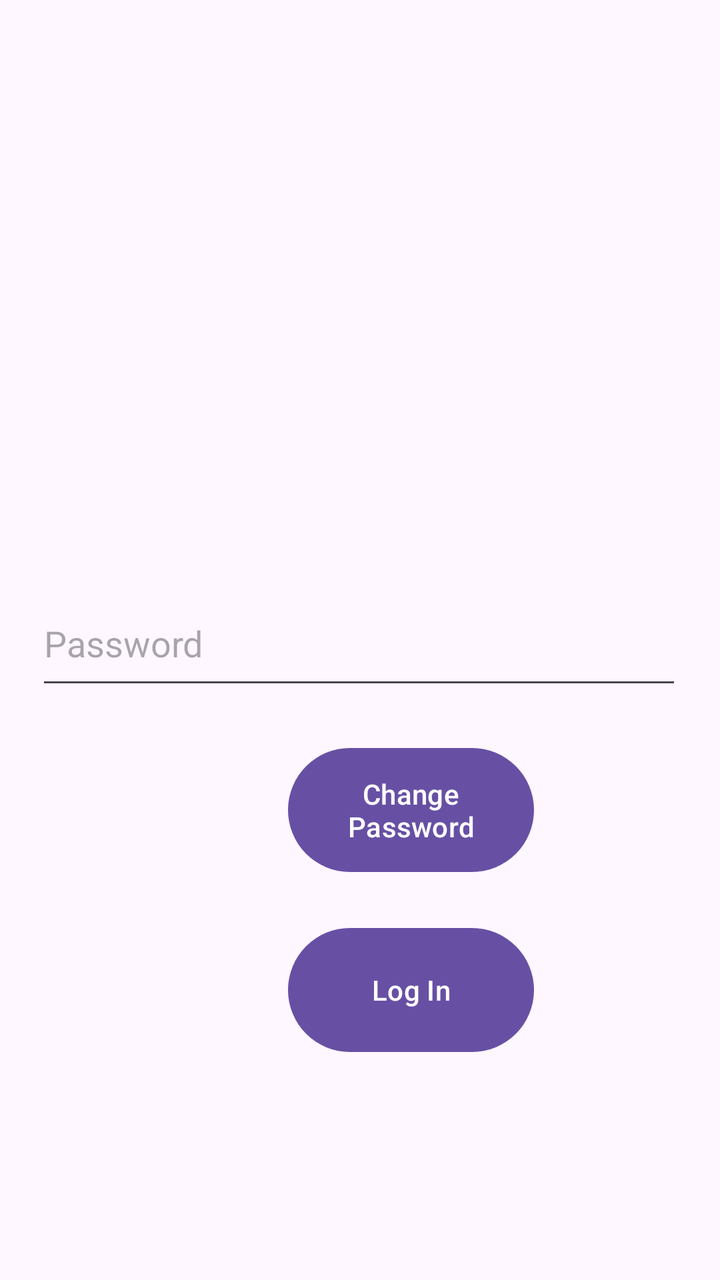
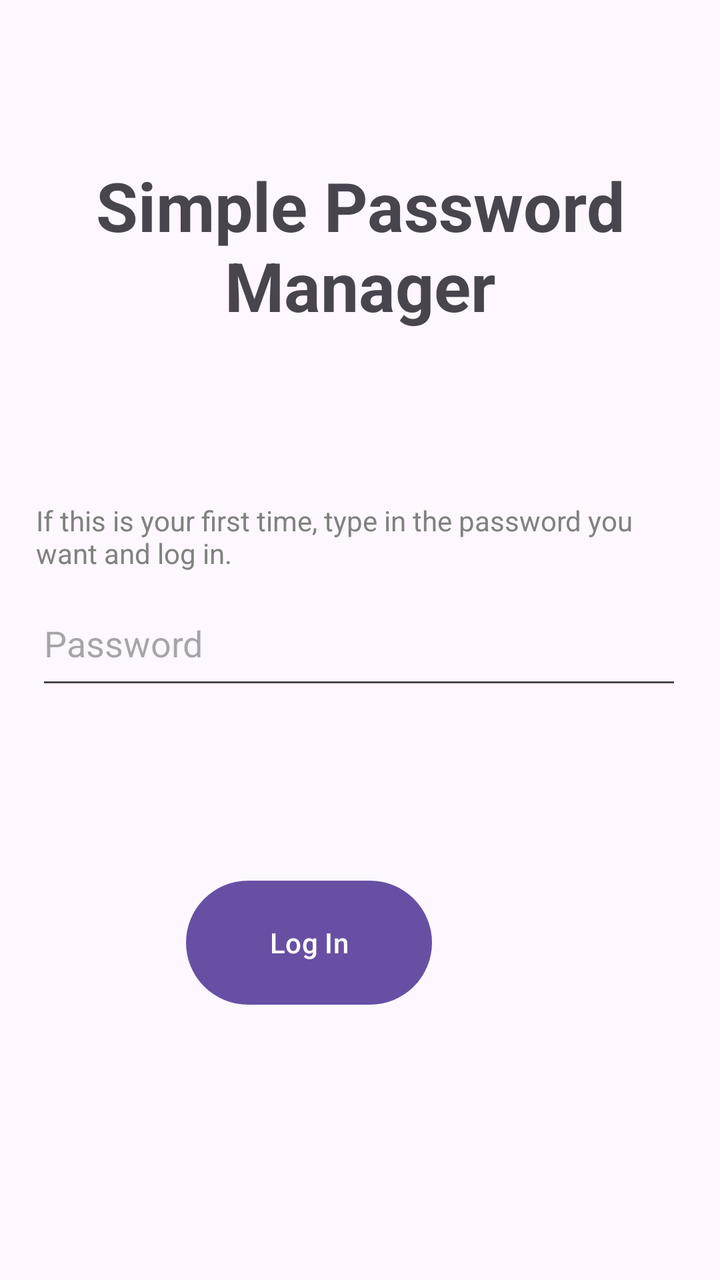

An Android layout rendered at two revisions. The XML below is the earlier revision; the diff shows what the commit changed to produce the second picture.
<!-- AndroidManifest.xml: application theme Theme.PasswordManager -->
<!-- res/layout/activity_main.xml -->
<?xml version="1.0" encoding="utf-8"?>
<androidx.constraintlayout.widget.ConstraintLayout xmlns:android="http://schemas.android.com/apk/res/android"
    xmlns:app="http://schemas.android.com/apk/res-auto"
    xmlns:tools="http://schemas.android.com/tools"
    android:id="@+id/mainLoginPageUsernameTextView"
    android:layout_width="match_parent"
    android:layout_height="match_parent"
    tools:context=".MainActivity">

    <EditText
        android:id="@+id/mainActivityPasswordEditText"
        android:layout_width="323dp"
        android:layout_height="59dp"
        android:layout_marginStart="100dp"
        android:layout_marginEnd="101dp"
        android:ems="10"
        android:hint="Password"
        android:inputType="textPassword"
        app:layout_constraintBottom_toBottomOf="parent"
        app:layout_constraintEnd_toEndOf="parent"
        app:layout_constraintStart_toStartOf="parent"
        app:layout_constraintTop_toTopOf="parent" />

    <Button
        android:id="@+id/mainActivityLoginButton"
        android:layout_width="123dp"
        android:layout_height="70dp"
        android:layout_marginStart="144dp"
        android:layout_marginEnd="144dp"
        android:text="Log In"
        app:layout_constraintBottom_toBottomOf="parent"
        app:layout_constraintEnd_toEndOf="parent"
        app:layout_constraintHorizontal_bias="0.0"
        app:layout_constraintStart_toStartOf="parent"
        app:layout_constraintTop_toBottomOf="@+id/mainActivityPasswordEditText" />

    <Button
        android:id="@+id/mainActivityLoginButton2"
        android:layout_width="123dp"
        android:layout_height="70dp"
        android:layout_marginStart="144dp"
        android:layout_marginEnd="144dp"
        android:text="Change Password"
        app:layout_constraintBottom_toTopOf="@+id/mainActivityLoginButton"
        app:layout_constraintEnd_toEndOf="parent"
        app:layout_constraintHorizontal_bias="0.0"
        app:layout_constraintStart_toStartOf="parent"
        app:layout_constraintTop_toBottomOf="@+id/mainActivityPasswordEditText" />
</androidx.constraintlayout.widget.ConstraintLayout>
<!-- resources referenced by this layout -->
<resources>
  <style name="Theme.PasswordManager" parent="Base.Theme.PasswordManager" />
  <style name="Base.Theme.PasswordManager" parent="Theme.Material3.DayNight.NoActionBar">
          
          
      </style>
</resources>

<!-- the commit's change to res/layout/activity_main.xml (unified diff, before → after) -->
@@ -30,20 +30,33 @@
         android:text="Log In"
         app:layout_constraintBottom_toBottomOf="parent"
         app:layout_constraintEnd_toEndOf="parent"
+        app:layout_constraintHorizontal_bias="1.0"
+        app:layout_constraintStart_toStartOf="parent"
+        app:layout_constraintTop_toBottomOf="@+id/mainActivityPasswordEditText"
+        app:layout_constraintVertical_bias="0.394" />
+
+    <TextView
+        android:id="@+id/mainActivityNotice"
+        android:layout_width="323dp"
+        android:layout_height="36dp"
+        android:layout_marginBottom="4dp"
+        android:text="If this is your first time, type in the password you want and log in."
+        android:textColor="#818181"
+        app:layout_constraintBottom_toTopOf="@+id/mainActivityPasswordEditText"
+        app:layout_constraintEnd_toEndOf="@+id/mainActivityPasswordEditText"
         app:layout_constraintHorizontal_bias="0.0"
+        app:layout_constraintStart_toStartOf="@+id/mainActivityPasswordEditText" />
+
+    <TextView
+        android:id="@+id/mainActivityAppTitle"
+        android:layout_width="299dp"
+        android:layout_height="91dp"
+        android:text="Simple Password Manager"
+        android:textAlignment="center"
+        android:textSize="34sp"
+        android:textStyle="bold"
+        app:layout_constraintBottom_toTopOf="@+id/mainActivityNotice"
+        app:layout_constraintEnd_toEndOf="parent"
         app:layout_constraintStart_toStartOf="parent"
-        app:layout_constraintTop_toBottomOf="@+id/mainActivityPasswordEditText" />
-
-    <Button
-        android:id="@+id/mainActivityLoginButton2"
-        android:layout_width="123dp"
-        android:layout_height="70dp"
-        android:layout_marginStart="144dp"
-        android:layout_marginEnd="144dp"
-        android:text="Change Password"
-        app:layout_constraintBottom_toTopOf="@+id/mainActivityLoginButton"
-        app:layout_constraintEnd_toEndOf="parent"
-        app:layout_constraintHorizontal_bias="0.0"
-        app:layout_constraintStart_toStartOf="parent"
-        app:layout_constraintTop_toBottomOf="@+id/mainActivityPasswordEditText" />
+        app:layout_constraintTop_toTopOf="parent" />
 </androidx.constraintlayout.widget.ConstraintLayout>
